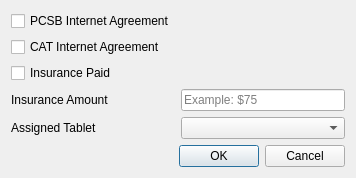
Old version of the form net_editstudent.ui in the repository lachbr/lhs-cat-tablet-inventory.
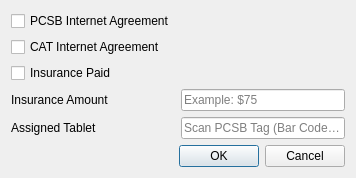
New version of the form.

Commit message: Implement editing student information, assigning tablet to student, sync db with active directory, etc, yay

The edit to the form file:
```diff
--- a/net_editstudent.ui
+++ b/net_editstudent.ui
@@ -69,7 +69,11 @@
       </widget>
      </item>
      <item row="5" column="1">
-      <widget class="QComboBox" name="tabletCombo"/>
+      <widget class="QLineEdit" name="tabletPCSBEdit">
+       <property name="placeholderText">
+        <string>Scan PCSB Tag (Bar Code) here</string>
+       </property>
+      </widget>
      </item>
     </layout>
    </item>
```
The commit also changes 4 other files.
